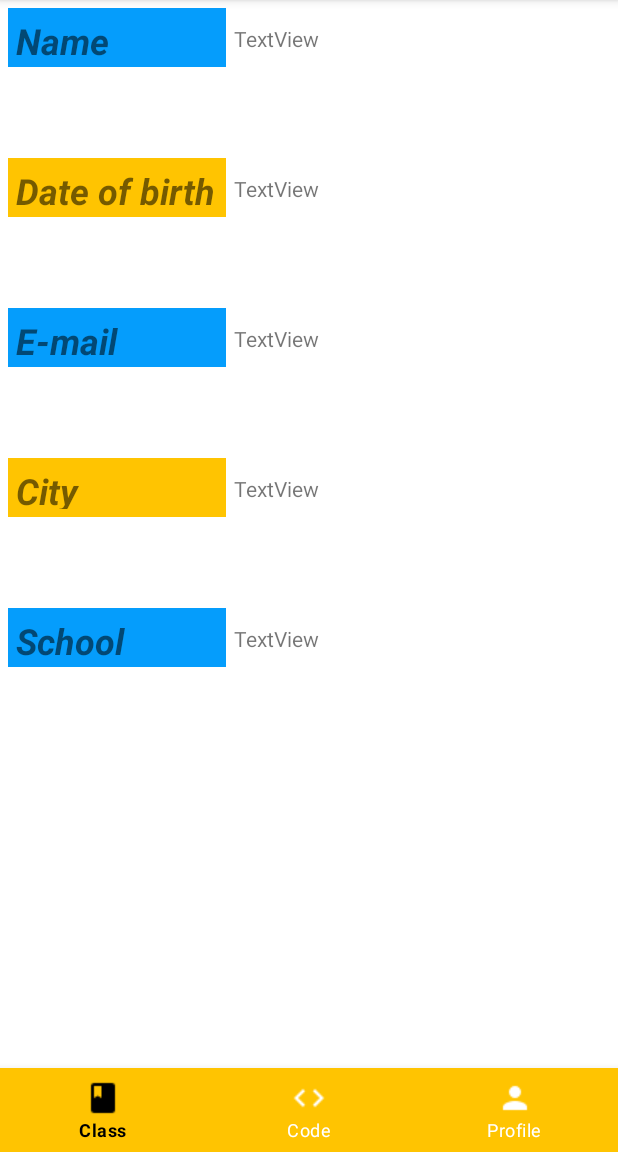
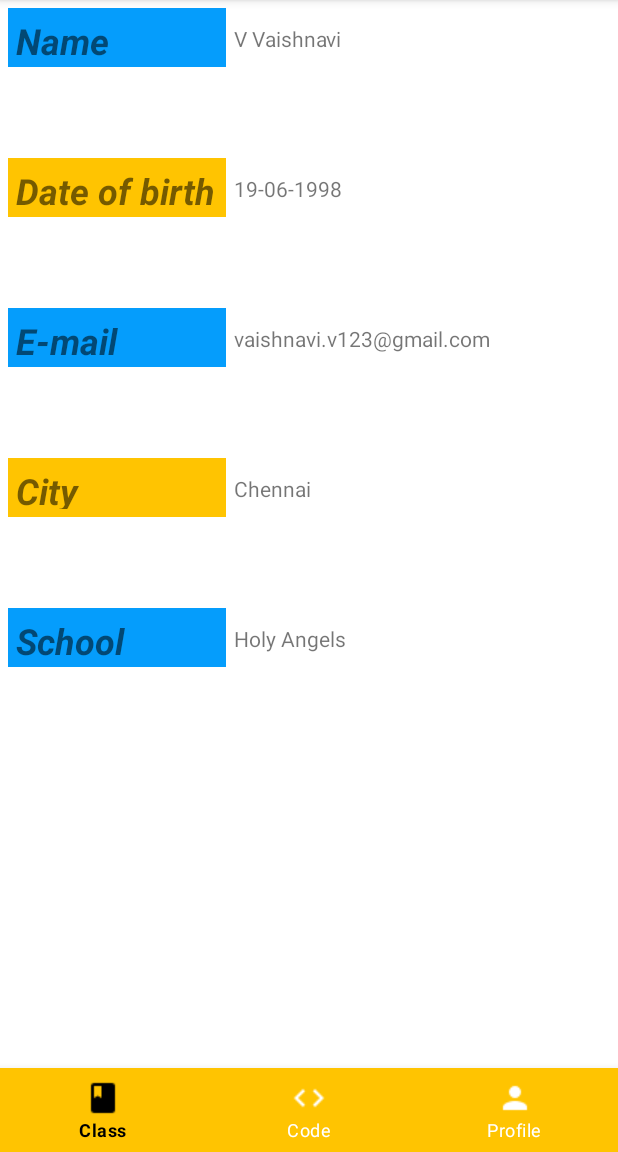
Before and after one commit to vaishnavivasu/Karka, an Android app: the fragment ProFragment placed in its activity, on a phone screen of 412 x 824 dp, the part 84-1236 px from its top. Run offline under Robolectric (Android 15) with nearby library versions, the phone set to English and light mode, and no system bars.

Commit message:
Lessons and profile tried

```diff
--- a/app/src/main/res/layout/fragment_pro.xml
+++ b/app/src/main/res/layout/fragment_pro.xml
@@ -32,7 +32,7 @@
                 android:id="@+id/textView13"
                 android:layout_width="wrap_content"
                 android:layout_height="wrap_content"
-                android:text="TextView" />
+                android:text="V Vaishnavi" />
         </TableRow>
 
         <TableRow
@@ -60,7 +60,7 @@
                 android:id="@+id/textView16"
                 android:layout_width="wrap_content"
                 android:layout_height="wrap_content"
-                android:text="TextView" />
+                android:text="19-06-1998" />
         </TableRow>
 
         <TableRow
@@ -88,7 +88,7 @@
                 android:id="@+id/textView18"
                 android:layout_width="wrap_content"
                 android:layout_height="wrap_content"
-                android:text="TextView" />
+                android:text="vaishnavi.v123@gmail.com" />
         </TableRow>
 
         <TableRow
@@ -116,7 +116,7 @@
                 android:id="@+id/textView20"
                 android:layout_width="wrap_content"
                 android:layout_height="wrap_content"
-                android:text="TextView" />
+                android:text="Chennai" />
         </TableRow>
 
         <TableRow
@@ -144,7 +144,7 @@
                 android:id="@+id/textView22"
                 android:layout_width="wrap_content"
                 android:layout_height="wrap_content"
-                android:text="TextView" />
+                android:text="Holy Angels" />
         </TableRow>
     </TableLayout>
 </FrameLayout>
```
